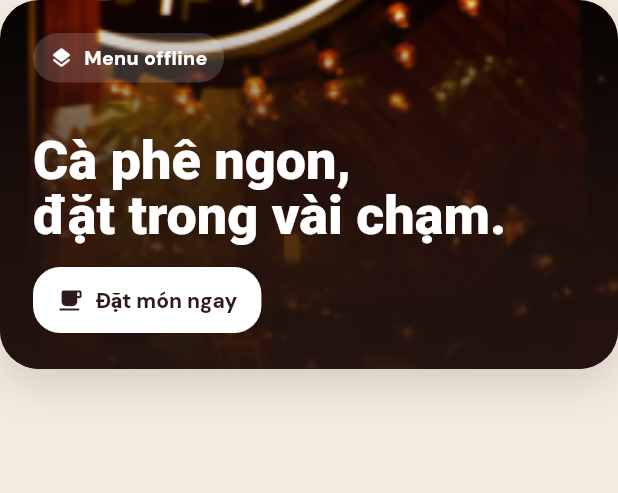
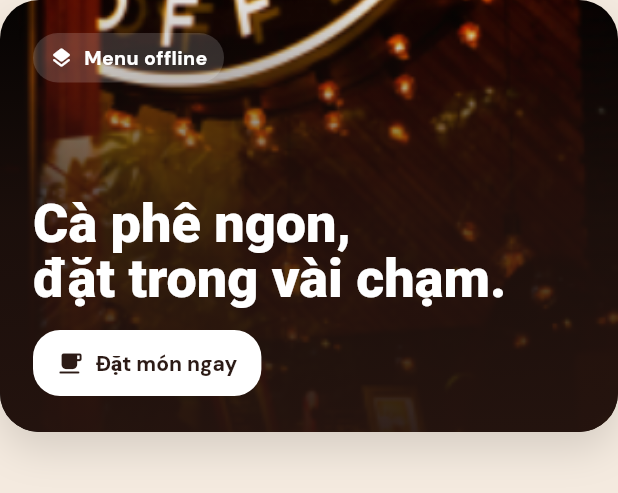
Before and after one commit to galaxycrypt799/Coffee, a Flutter app: the _HeroPanel widget shown alone on an empty page, opened directly with empty values, on a phone screen of 412 x 824 dp. Shown: the top 493 px of the screen. Run offline on Flutter 3.47's test engine with Material 3 defaults, Android fonts, the phone set to English and light mode, and no system bars; our stand-ins replace bloc, cloud_firestore, equatable, firebase_auth, firebase_core, firebase_storage and 7 more; accounts and stored records are empty.

Commit message:
fix: prevent customer home hero overflow

```diff
--- a/coffee_app/lib/screens/home/views/home_screen.dart
+++ b/coffee_app/lib/screens/home/views/home_screen.dart
@@ -276,11 +276,15 @@ class _HeroPanel extends StatelessWidget {
 
   @override
   Widget build(BuildContext context) {
+    final textScaleFactor = MediaQuery.textScalerOf(context).scale(1);
+    final panelHeight = 288.0 +
+        ((textScaleFactor - 1.0).clamp(0.0, 0.5) * 80.0);
     final imageCacheHeight =
-        (246 * MediaQuery.devicePixelRatioOf(context)).round();
+        (panelHeight * MediaQuery.devicePixelRatioOf(context)).round();
 
-    return Container(
-      height: 246,
+    return SizedBox(
+      height: panelHeight,
+      child: Container(
         clipBehavior: Clip.antiAlias,
         decoration: BoxDecoration(
           borderRadius: BorderRadius.circular(26),
@@ -376,6 +380,7 @@ class _HeroPanel extends StatelessWidget {
               ),
             ),
           ],
+        ),
       ),
     );
   }
```
Lines whose indentation alone changed are shown as unchanged.
